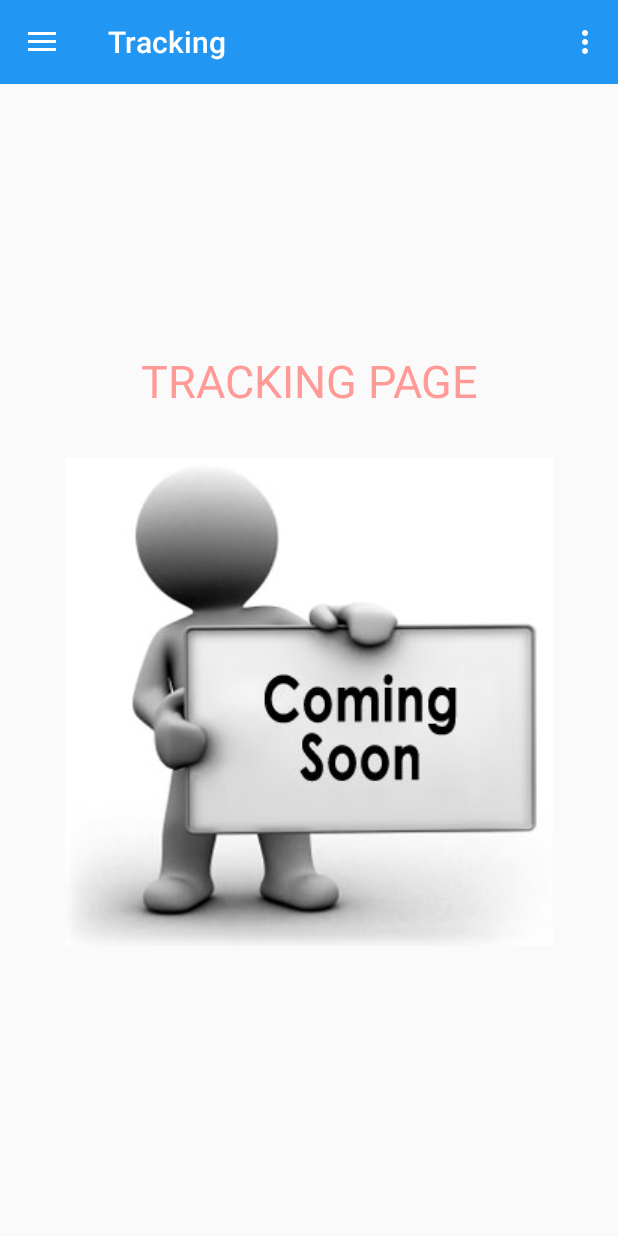
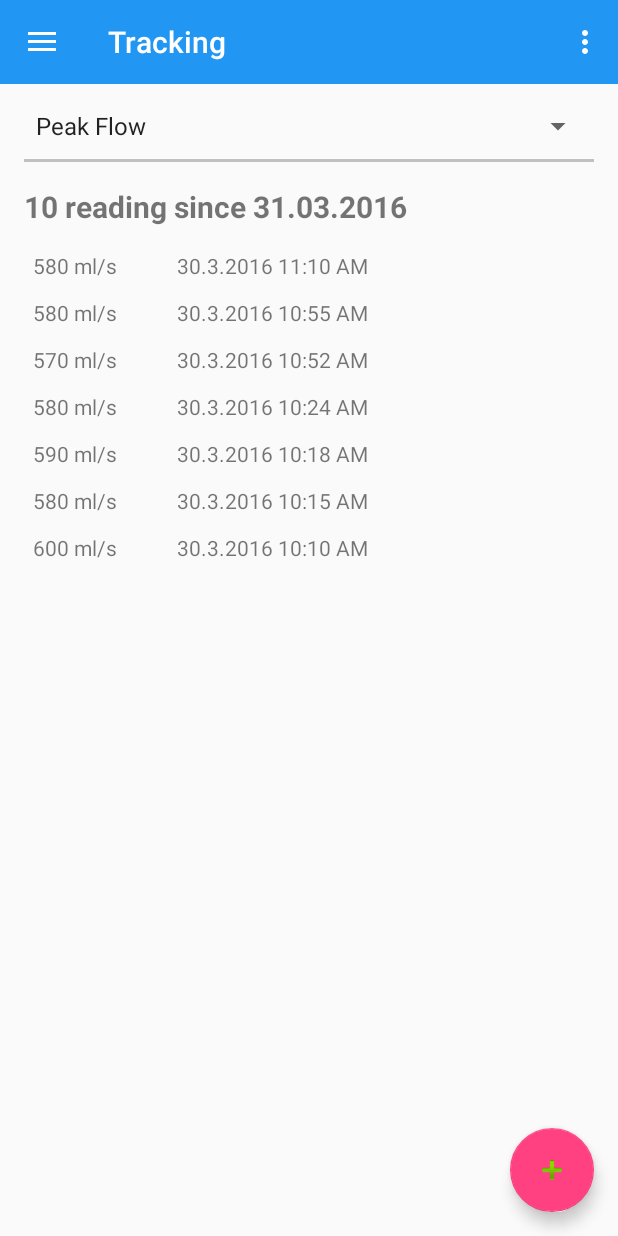
Before and after one commit to kryzna/breathe, an Android app: the screen it shows after launch (MainActivity), in the side drawer, after a tap on "Tracking", on a phone screen of 412 x 824 dp. Run offline under Robolectric (Android 15) with nearby library versions, the light colour scheme and no system bars.

Commit message:
tracking screen, only activity screen for tracking component

```diff
--- /dev/null
+++ b/mobile-apps/app/src/main/java/com/rgp/breathe/dao/PeakFlowDao.java
@@ -0,0 +1,38 @@
+package com.rgp.breathe.dao;
+
+import com.rgp.breathe.model.PeakFlow;
+
+import java.util.ArrayList;
+import java.util.List;
+
+/**
+ * Created by Phantom on 3/30/2016.
+ */
+public class PeakFlowDao {
+
+    static List<PeakFlow> peakFlowList;
+
+    public static void generateDummyRecords(){
+        peakFlowList = new ArrayList<>();
+        addPeakFlow(new PeakFlow("30.3.2016 10:10 AM", new ArrayList<String>(), new ArrayList<String>(), "Mohali, Punjab", "600 ml/s"));
+        addPeakFlow(new PeakFlow("30.3.2016 10:15 AM", new ArrayList<String>(), new ArrayList<String>(), "Mohali, Punjab", "580 ml/s"));
+        addPeakFlow(new PeakFlow("30.3.2016 10:18 AM", new ArrayList<String>(), new ArrayList<String>(), "Mohali, Punjab", "590 ml/s"));
+        addPeakFlow(new PeakFlow("30.3.2016 10:24 AM", new ArrayList<String>(), new ArrayList<String>(), "Mohali, Punjab", "580 ml/s"));
+        addPeakFlow(new PeakFlow("30.3.2016 10:52 AM", new ArrayList<String>(), new ArrayList<String>(), "Mohali, Punjab", "570 ml/s"));
+        addPeakFlow(new PeakFlow("30.3.2016 10:55 AM", new ArrayList<String>(), new ArrayList<String>(), "Mohali, Punjab", "580 ml/s"));
+        addPeakFlow(new PeakFlow("30.3.2016 11:10 AM", new ArrayList<String>(), new ArrayList<String>(), "Mohali, Punjab", "580 ml/s"));
+    }
+
+    public static void addPeakFlow(PeakFlow peakFlow) {
+        peakFlowList.add(0,peakFlow);
+    }
+
+    public static void setPeakFlowList(List<PeakFlow> list) {
+        peakFlowList = list;
+    }
+
+    public static List<PeakFlow> getPeakFlowList() {
+        return peakFlowList;
+    }
+
+}
--- /dev/null
+++ b/mobile-apps/app/src/main/java/com/rgp/breathe/model/PeakFlow.java
@@ -0,0 +1,65 @@
+package com.rgp.breathe.model;
+
+import java.util.ArrayList;
+import java.util.List;
+
+/**
+ * Created by mdansari on 3/30/2016.
+ */
+public class PeakFlow {
+
+    private String dateTime;
+    private List<String> symptomsList;
+    private List<String> triggersList;
+    private String geoLocation;
+    private String peakFlowReading;
+
+    public PeakFlow(String dateTime, List<String> symptomsList,  List<String> triggersList, String geoLocation, String peakFlowReading) {
+        this.dateTime = dateTime;
+        this.symptomsList = symptomsList;
+        this.triggersList = triggersList;
+        this.geoLocation = geoLocation;
+        this.peakFlowReading = peakFlowReading;
+    }
+
+
+    public String getDateTime() {
+        return dateTime;
+    }
+
+    public void setDateTime(String dateTime) {
+        this.dateTime = dateTime;
+    }
+
+    public List<String> getSymptomsList() {
+        return symptomsList;
+    }
+
+    public void setSymptomsList(List<String> symptomsList) {
+        this.symptomsList = symptomsList;
+    }
+
+    public  List<String> getTriggersList() {
+        return triggersList;
+    }
+
+    public void setTriggersList( List<String> triggersList) {
+        this.triggersList = triggersList;
+    }
+
+    public String getGeoLocation() {
+        return geoLocation;
+    }
+
+    public void setGeoLocation(String geoLocation) {
+        this.geoLocation = geoLocation;
+    }
+
+    public String getPeakFlowReading() {
+        return peakFlowReading;
+    }
+
+    public void setPeakFlowReading(String peakFlowReading) {
+        this.peakFlowReading = peakFlowReading;
+    }
+}
--- /dev/null
+++ b/mobile-apps/app/src/main/java/com/rgp/breathe/view/adapter/TrackerAdapter.java
@@ -0,0 +1,62 @@
+package com.rgp.breathe.view.adapter;
+
+import android.content.Context;
+import android.support.v7.widget.RecyclerView;
+import android.view.LayoutInflater;
+import android.view.View;
+import android.view.ViewGroup;
+import android.widget.TextView;
+
+import com.rgp.breathe.R;
+import com.rgp.breathe.model.PeakFlow;
+
+import java.util.List;
+
+/**
+ * Created by Phantom on 3/30/2016.
+ */
+public class TrackerAdapter extends RecyclerView.Adapter<TrackerAdapter.TrackViewHolder> {
+
+    private List<PeakFlow> peakFlowList;
+    Context context;
+
+    public TrackerAdapter(Context context, List<PeakFlow> peakFlowList) {
+        this.context = context;
+        this.peakFlowList = peakFlowList;
+    }
+
+    @Override
+    public TrackViewHolder onCreateViewHolder(ViewGroup parent, int viewType) {
+        View view = LayoutInflater.from(parent.getContext()).inflate(R.layout.tracking_row_view, parent, false);
+        TrackViewHolder trackViewHolder = new TrackViewHolder(view);
+        return trackViewHolder;
+    }
+
+    @Override
+    public void onBindViewHolder(TrackViewHolder holder, int position) {
+        if (peakFlowList.size() == 0) {
+            holder.readingUnit.setText("No reading added yet");
+        } else {
+            final String readingUnit = peakFlowList.get(position).getPeakFlowReading();
+            final String readingTime = peakFlowList.get(position).getDateTime();
+            holder.readingUnit.setText(readingUnit);
+            holder.readingTime.setText(readingTime);
+        }
+    }
+
+    @Override
+    public int getItemCount() {
+        return peakFlowList.size();
+    }
+
+    public static class TrackViewHolder extends RecyclerView.ViewHolder {
+        public TextView readingUnit;
+        public TextView readingTime;
+
+        public TrackViewHolder(View itemView) {
+            super(itemView);
+            readingUnit = (TextView) itemView.findViewById(R.id.reading_unit);
+            readingTime = (TextView) itemView.findViewById(R.id.reading_time);
+        }
+    }
+}
--- a/mobile-apps/app/src/main/java/com/rgp/breathe/view/fragment/FragmentTracking.java
+++ b/mobile-apps/app/src/main/java/com/rgp/breathe/view/fragment/FragmentTracking.java
@@ -2,14 +2,29 @@ package com.rgp.breathe.view.fragment;
 
 import android.annotation.SuppressLint;
 import android.content.Context;
+import android.content.Intent;
 import android.os.Bundle;
+import android.support.design.widget.CoordinatorLayout;
+import android.support.design.widget.FloatingActionButton;
+import android.support.design.widget.Snackbar;
 import android.support.v4.app.Fragment;
+import android.support.v7.widget.AppCompatSpinner;
+import android.support.v7.widget.LinearLayoutManager;
+import android.support.v7.widget.RecyclerView;
 import android.view.LayoutInflater;
 import android.view.View;
 import android.view.ViewGroup;
+import android.widget.AdapterView;
 
 import com.rgp.breathe.R;
+import com.rgp.breathe.dao.PeakFlowDao;
+import com.rgp.breathe.model.PeakFlow;
 import com.rgp.breathe.view.activity.MainActivity;
+import com.rgp.breathe.view.activity.PeakFlowActivity;
+import com.rgp.breathe.view.adapter.TrackerAdapter;
+
+import java.util.ArrayList;
+import java.util.List;
 
 /**
  * Created by mdansari on 3/28/2016.
@@ -17,17 +32,81 @@ import com.rgp.breathe.view.activity.MainActivity;
 @SuppressLint("ValidFragment")
 public class FragmentTracking extends Fragment {
 
+    private CoordinatorLayout coordinatorLayout;
+    private AppCompatSpinner spinner;
+    private FloatingActionButton floatingActionButton;
+    private List<PeakFlow> peakFlowList;
+    private RecyclerView mRecyclerView;
+    private RecyclerView.Adapter mAdapter;
+    private RecyclerView.LayoutManager mLayoutManager;
+
     Context context;
 
-    public FragmentTracking(Context context){
+    public FragmentTracking(Context context) {
         this.context = context;
+        PeakFlowDao.generateDummyRecords();
+        peakFlowList = PeakFlowDao.getPeakFlowList();
     }
 
     @Override
-    public View onCreateView(LayoutInflater inflater, ViewGroup container,Bundle savedInstanceState) {
+    public View onCreateView(LayoutInflater inflater, ViewGroup container, Bundle savedInstanceState) {
         // Set title bar
         ((MainActivity) getActivity()).setActionBarTitle(getString(R.string.tracking));
         ViewGroup root = (ViewGroup) inflater.inflate(R.layout.fragment_tracking, null);
+
+        mRecyclerView = (RecyclerView) root.findViewById(R.id.tracking_recyclerView);
+        mRecyclerView.setHasFixedSize(true);
+        mLayoutManager = new LinearLayoutManager(context);
+        mRecyclerView.setLayoutManager(mLayoutManager);
+
+        coordinatorLayout = (CoordinatorLayout) root;
+        floatingActionButton = (FloatingActionButton) root.findViewById(R.id.fab);
+        spinner = (AppCompatSpinner) root.findViewById(R.id.spinner);
+
+        spinner.setOnItemSelectedListener(new AdapterView.OnItemSelectedListener() {
+
+            @Override
+            public void onItemSelected(AdapterView<?> adapter, View v, int position, long id) {
+                String s = adapter.getItemAtPosition(position).toString();
+                if(position == 0) {
+                    mAdapter = new TrackerAdapter(getContext(), peakFlowList);
+                    mRecyclerView.setAdapter(mAdapter);
+                    floatingActionButton.show();
+                } else if(position == 1) {
+                    mAdapter = new TrackerAdapter(getContext(), new ArrayList<PeakFlow>());
+                    mRecyclerView.setAdapter(mAdapter);
+                    floatingActionButton.hide();
+                } else if(position == 2) {
+                    mAdapter = new TrackerAdapter(getContext(), new ArrayList<PeakFlow>());
+                    mRecyclerView.setAdapter(mAdapter);
+                    floatingActionButton.hide();
+                }
+            }
+
+            @Override
+            public void onNothingSelected(AdapterView<?> arg0) {
+
+            }
+        });
+
+        floatingActionButton.setOnClickListener(new View.OnClickListener() {
+            @Override
+            public void onClick(View v) {
+                Snackbar snackbar = Snackbar
+                        .make(coordinatorLayout, "Add to new entry", Snackbar.LENGTH_LONG)
+                        .setAction("Add", new View.OnClickListener() {
+                            @Override
+                            public void onClick(View view) {
+                                //call peak flow activity
+                                Intent intent = new Intent(context, PeakFlowActivity.class);
+                                startActivity(intent);
+                            }
+                        });
+
+                snackbar.show();
+            }
+        });
         return root;
     }
+
 }
--- a/mobile-apps/app/src/main/res/layout/fragment_tracking.xml
+++ b/mobile-apps/app/src/main/res/layout/fragment_tracking.xml
@@ -1,25 +1,51 @@
 <?xml version="1.0" encoding="utf-8"?>
-<LinearLayout xmlns:android="http://schemas.android.com/apk/res/android"
-    android:orientation="vertical"
+<android.support.design.widget.CoordinatorLayout
+    xmlns:android="http://schemas.android.com/apk/res/android"
+    android:id="@+id/fragmen_tracking"
     android:layout_width="match_parent"
-    android:layout_height="match_parent"
-    android:gravity="center">
+    android:layout_height="match_parent">
 
-    <TextView
+    <LinearLayout
+        android:layout_width="match_parent"
+        android:layout_height="match_parent"
+        android:orientation="vertical"
+        android:padding="16dp">
+
+        <android.support.v7.widget.AppCompatSpinner
+            android:id="@+id/spinner"
+            android:layout_width="match_parent"
+            android:layout_height="wrap_content"
+            android:entries="@array/tracking_spiner_array"
+            android:layout_marginBottom="10dp"/>
+
+        <View
+            android:layout_width="fill_parent"
+            android:layout_height="2dp"
+            android:background="#c0c0c0"
+            android:layout_marginBottom="16dp"/>
+
+        <TextView
+            android:layout_width="match_parent"
+            android:layout_height="wrap_content"
+            android:textStyle="bold"
+            android:text="10 reading since 31.03.2016"
+            android:textSize="20sp" />
+
+        <android.support.v7.widget.RecyclerView
+            android:id="@+id/tracking_recyclerView"
+            android:scrollbars="vertical"
+            android:layout_width="match_parent"
+            android:layout_height="match_parent"
+            android:layout_marginTop="10dp"/>
+
+    </LinearLayout>
+
+    <android.support.design.widget.FloatingActionButton
+        android:id="@+id/fab"
         android:layout_width="wrap_content"
         android:layout_height="wrap_content"
-        android:text="TRACKING PAGE"
-        android:gravity="center"
-        android:textColor="@color/darker_pink"
-        android:textSize="30sp"
-        android:layout_marginBottom="16dp"/>
+        android:layout_gravity="bottom|end"
+        android:layout_margin="@dimen/fab_margin"
+        android:src="@android:drawable/ic_input_add" />
 
-    <ImageView
-        android:layout_width="wrap_content"
-        android:layout_height="wrap_content"
-        android:gravity="center"
-        android:layout_margin="15dp"
-        android:layout_centerHorizontal="true"
-        android:src="@drawable/ic_coming_soon"/>
-
-</LinearLayout>
+</android.support.design.widget.CoordinatorLayout>
--- /dev/null
+++ b/mobile-apps/app/src/main/res/layout/tracking_row_view.xml
@@ -0,0 +1,34 @@
+<?xml version="1.0" encoding="utf-8"?>
+<LinearLayout
+    xmlns:android="http://schemas.android.com/apk/res/android"
+    android:id="@+id/tracking_row"
+    android:layout_width="match_parent"
+    android:layout_height="wrap_content"
+    android:padding="6dp">
+
+    <LinearLayout
+        android:layout_width="match_parent"
+        android:layout_height="match_parent"
+        android:orientation="horizontal">
+        <TextView
+            android:id="@+id/reading_unit"
+            android:gravity="center"
+            android:layout_width="wrap_content"
+            android:layout_height="wrap_content"
+            android:text="Asthma assesment by NIC" />
+
+
+        <TextView
+            android:layout_width="40dp"
+            android:layout_height="wrap_content"/>
+
+        <TextView
+            android:id="@+id/reading_time"
+            android:gravity="center"
+            android:layout_width="wrap_content"
+            android:layout_height="wrap_content"
+            android:text="22:15:21 23 march 2016"/>
+
+    </LinearLayout>
+
+</LinearLayout>
```
Also changed, not shown: mobile-apps/app/src/main/AndroidManifest.xml (+6 -2 lines), mobile-apps/app/src/main/java/com/rgp/breathe/view/activity/PeakFlowActivity.java (added, +68 -0 lines), mobile-apps/app/src/main/res/layout/activity_peakflow.xml (added, +193 -0 lines), mobile-apps/app/src/main/res/menu/menu_peakflow.xml (added, +9 -0 lines), mobile-apps/app/src/main/res/values/strings.xml (+5 -27 lines).
